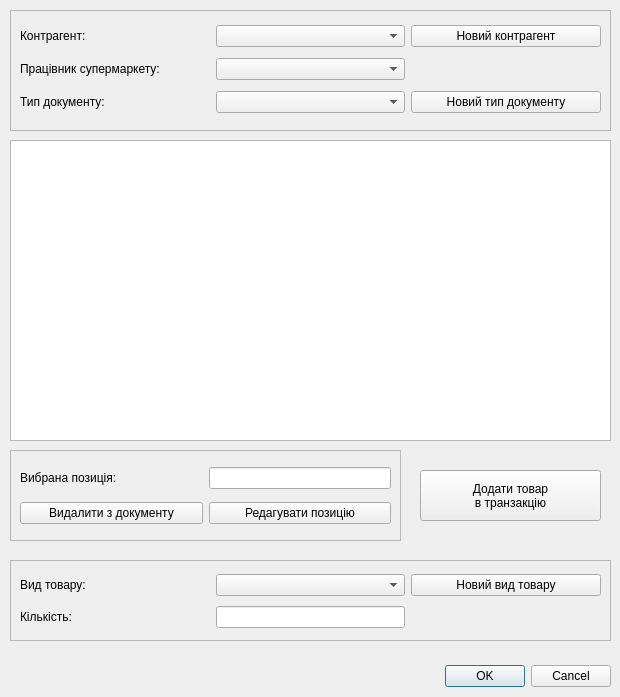
This is dialog_buy_goods.ui in landrew31/db_course_work as Qt 5 draws it before an edit. The edited form follows.
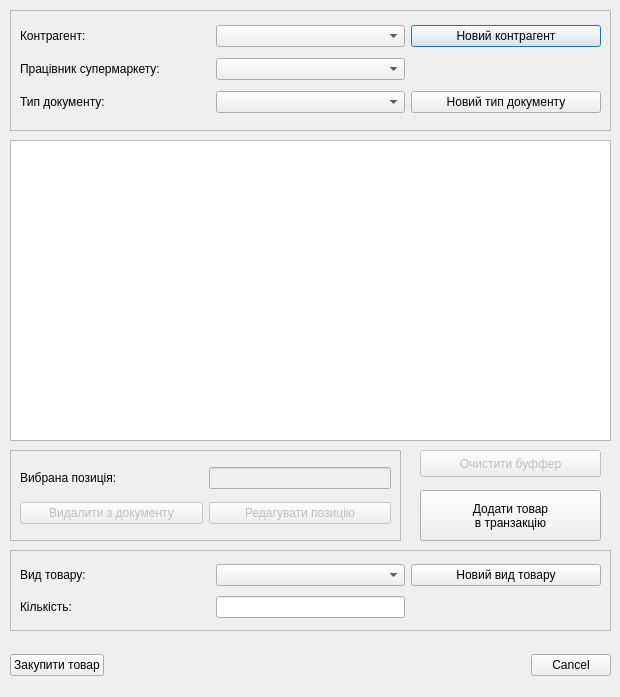
This is the edited form.

Diff of the .ui file:
```diff
--- a/dialog_buy_goods.ui
+++ b/dialog_buy_goods.ui
@@ -13,22 +13,6 @@
   <property name="windowTitle">
    <string>Dialog</string>
   </property>
-  <widget class="QDialogButtonBox" name="buttonBox">
-   <property name="geometry">
-    <rect>
-     <x>10</x>
-     <y>660</y>
-     <width>601</width>
-     <height>32</height>
-    </rect>
-   </property>
-   <property name="orientation">
-    <enum>Qt::Horizontal</enum>
-   </property>
-   <property name="standardButtons">
-    <set>QDialogButtonBox::Cancel|QDialogButtonBox::Ok</set>
-   </property>
-  </widget>
   <widget class="QFrame" name="frame">
    <property name="geometry">
     <rect>
@@ -105,7 +89,7 @@
    <property name="geometry">
     <rect>
      <x>10</x>
-     <y>560</y>
+     <y>550</y>
      <width>601</width>
      <height>81</height>
     </rect>
@@ -204,6 +188,9 @@
      </item>
      <item row="1" column="0">
       <widget class="QPushButton" name="delete_move">
+       <property name="enabled">
+        <bool>false</bool>
+       </property>
        <property name="text">
         <string>Видалити з документу</string>
        </property>
@@ -211,6 +198,9 @@
      </item>
      <item row="1" column="1">
       <widget class="QPushButton" name="edit_move">
+       <property name="enabled">
+        <bool>false</bool>
+       </property>
        <property name="text">
         <string>Редагувати позицію</string>
        </property>
@@ -218,6 +208,9 @@
      </item>
      <item row="0" column="1">
       <widget class="QLineEdit" name="move_buffer">
+       <property name="enabled">
+        <bool>false</bool>
+       </property>
        <property name="sizePolicy">
         <sizepolicy hsizetype="Ignored" vsizetype="Fixed">
          <horstretch>0</horstretch>
@@ -233,7 +226,7 @@
    <property name="geometry">
     <rect>
      <x>420</x>
-     <y>470</y>
+     <y>490</y>
      <width>181</width>
      <height>51</height>
     </rect>
@@ -253,6 +246,51 @@
     </rect>
    </property>
   </widget>
+  <widget class="QPushButton" name="clear_move_buffer">
+   <property name="enabled">
+    <bool>false</bool>
+   </property>
+   <property name="geometry">
+    <rect>
+     <x>420</x>
+     <y>450</y>
+     <width>181</width>
+     <height>27</height>
+    </rect>
+   </property>
+   <property name="text">
+    <string>Очистити буффер</string>
+   </property>
+  </widget>
+  <widget class="QWidget" name="horizontalLayoutWidget">
+   <property name="geometry">
+    <rect>
+     <x>10</x>
+     <y>640</y>
+     <width>601</width>
+     <height>51</height>
+    </rect>
+   </property>
+   <layout class="QHBoxLayout" name="horizontalLayout">
+    <item>
+     <widget class="QPushButton" name="buy_finally">
+      <property name="text">
+       <string>Закупити товар</string>
+      </property>
+     </widget>
+    </item>
+    <item>
+     <widget class="QDialogButtonBox" name="buttonBox">
+      <property name="orientation">
+       <enum>Qt::Horizontal</enum>
+      </property>
+      <property name="standardButtons">
+       <set>QDialogButtonBox::Cancel</set>
+      </property>
+     </widget>
+    </item>
+   </layout>
+  </widget>
  </widget>
  <resources/>
  <connections>
```
